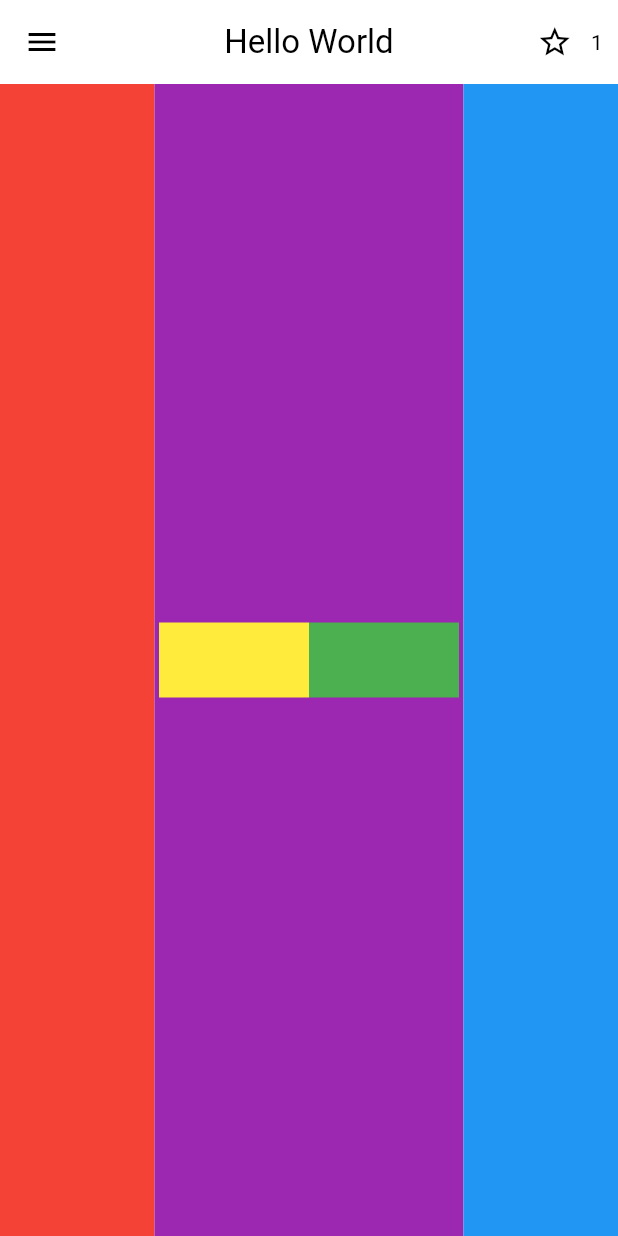
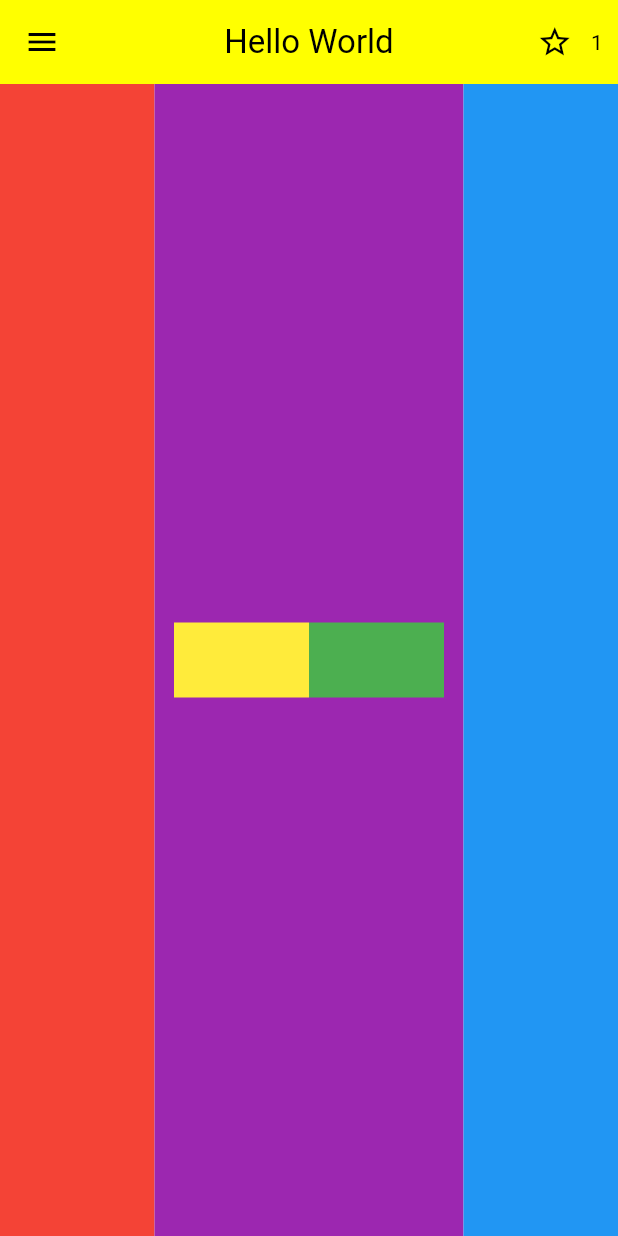
Before and after one commit to ranaagouda/FlutterLabs, a Flutter app: the screen it shows after launch, on a phone screen of 412 x 824 dp. Run offline on Flutter 3.47's test engine with Material 3 defaults, Android fonts, the phone set to English and light mode, and no system bars.

Commit message:
second lab: made changes to header's color and row's width

```diff
--- a/lib/main.dart
+++ b/lib/main.dart
@@ -38,6 +38,7 @@ class _SimplePageState extends State<SimplePage> {
       appBar: AppBar(
         centerTitle: true,
         title: Text('Hello World'),
+        backgroundColor: Colors.yellowAccent,
         leading: IconButton(icon: Icon(Icons.menu), onPressed: () {}),
         actions: <Widget>[
           IconButton(
@@ -67,8 +68,8 @@ class _SimplePageState extends State<SimplePage> {
                     Row(
                       mainAxisSize: MainAxisSize.min,
                       children: <Widget>[
-                        Container(width: 100, height: 50, color: Colors.yellow),
-                        Container(width: 100, height: 50, color: Colors.green),
+                        Container(width: 90, height: 50, color: Colors.yellow),
+                        Container(width: 90, height: 50, color: Colors.green),
                       ],
                     ),
                   ],
```
